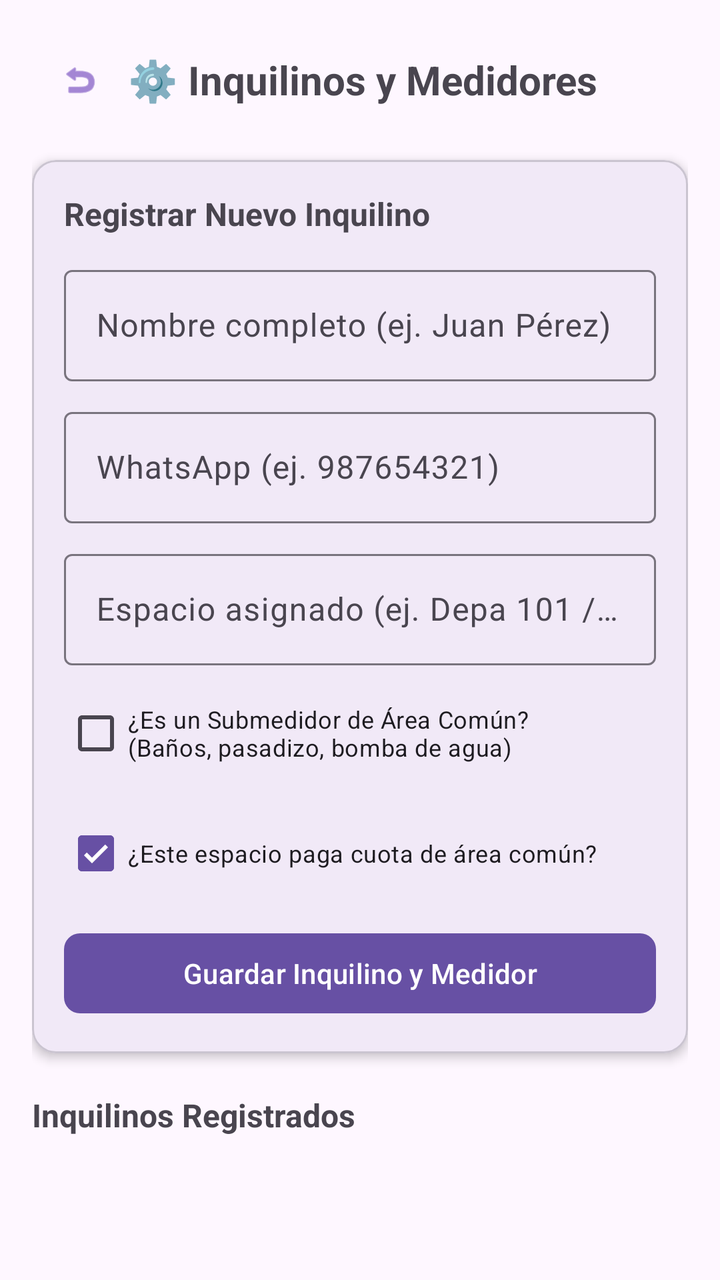
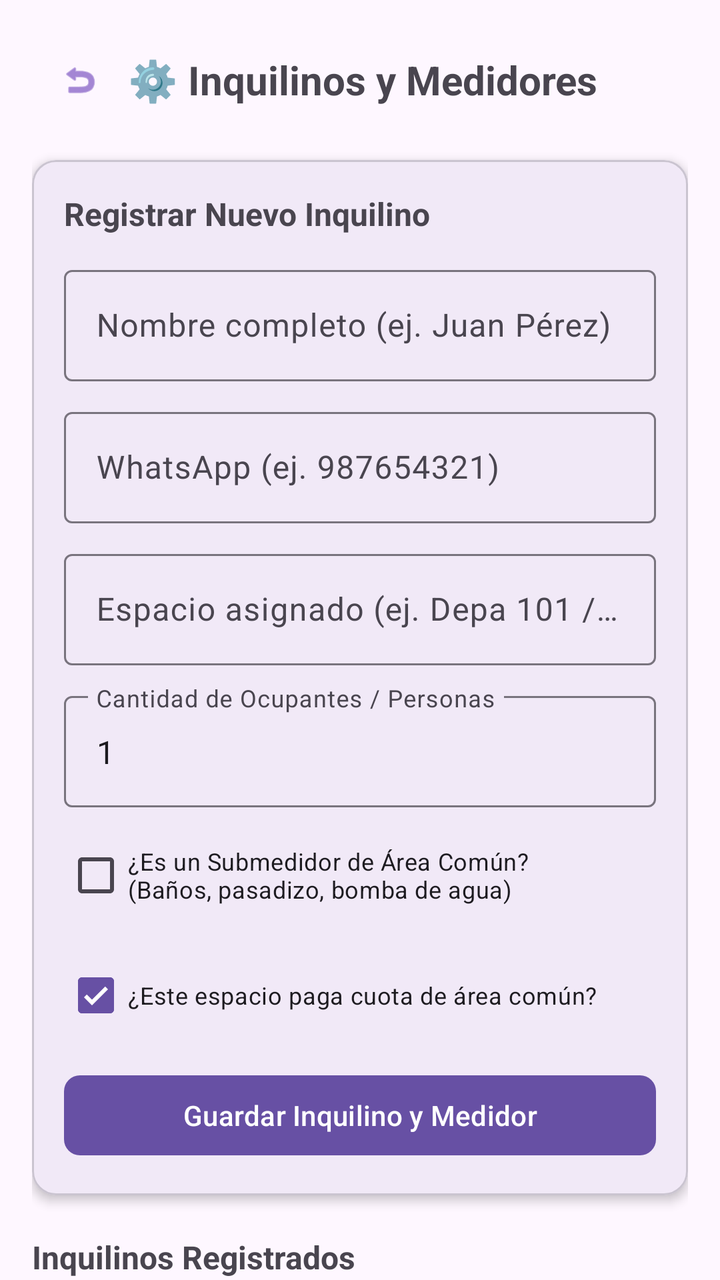

Two renders of the same Android screen: before a commit and after it. Below are the layout's source before the change and the commit's diff.
<!-- AndroidManifest.xml: application theme Theme.KiloWatt -->
<!-- res/layout/activity_configuracion.xml -->
<?xml version="1.0" encoding="utf-8"?>
<androidx.core.widget.NestedScrollView
    xmlns:android="http://schemas.android.com/apk/res/android"
    xmlns:app="http://schemas.android.com/apk/res-auto"
    android:layout_width="match_parent"
    android:layout_height="match_parent"
    android:fillViewport="true">

    <LinearLayout
        android:layout_width="match_parent"
        android:layout_height="wrap_content"
        android:orientation="vertical"
        android:padding="16dp">

        
        <LinearLayout
            android:layout_width="match_parent"
            android:layout_height="wrap_content"
            android:gravity="center_vertical"
            android:orientation="horizontal"
            android:layout_marginBottom="16dp">

            <com.google.android.material.button.MaterialButton
                android:id="@+id/btnVolver"
                style="@style/Widget.Material3.Button.IconButton"
                android:layout_width="wrap_content"
                android:layout_height="wrap_content"
                app:icon="@android:drawable/ic_menu_revert"
                app:iconTint="@color/purple_primary" />

            <TextView
                android:layout_width="0dp"
                android:layout_height="wrap_content"
                android:layout_weight="1"
                android:text="@string/title_configuracion"
                android:textSize="20sp"
                android:textStyle="bold" />
        </LinearLayout>

        
        <com.google.android.material.card.MaterialCardView
            android:layout_width="match_parent"
            android:layout_height="wrap_content"
            android:layout_marginBottom="20dp"
            app:cardCornerRadius="12dp"
            app:cardElevation="3dp">

            <LinearLayout
                android:layout_width="match_parent"
                android:layout_height="wrap_content"
                android:orientation="vertical"
                android:padding="16dp">

                <TextView
                    android:layout_width="wrap_content"
                    android:layout_height="wrap_content"
                    android:text="@string/title_registrar_inquilino"
                    android:textSize="16sp"
                    android:textStyle="bold"
                    android:layout_marginBottom="12dp" />

                <com.google.android.material.textfield.TextInputLayout
                    android:layout_width="match_parent"
                    android:layout_height="wrap_content"
                    android:hint="@string/hint_nombre_completo"
                    android:layout_marginBottom="10dp">

                    <com.google.android.material.textfield.TextInputEditText
                        android:id="@+id/etNombreInquilino"
                        android:layout_width="match_parent"
                        android:layout_height="wrap_content"
                        android:inputType="textPersonName" />
                </com.google.android.material.textfield.TextInputLayout>

                <com.google.android.material.textfield.TextInputLayout
                    android:layout_width="match_parent"
                    android:layout_height="wrap_content"
                    android:hint="@string/hint_whatsapp"
                    android:layout_marginBottom="10dp">

                    <com.google.android.material.textfield.TextInputEditText
                        android:id="@+id/etTelefonoWhatsapp"
                        android:layout_width="match_parent"
                        android:layout_height="wrap_content"
                        android:inputType="phone" />
                </com.google.android.material.textfield.TextInputLayout>

                <com.google.android.material.textfield.TextInputLayout
                    android:layout_width="match_parent"
                    android:layout_height="wrap_content"
                    android:hint="@string/hint_espacio"
                    android:layout_marginBottom="10dp">

                    <com.google.android.material.textfield.TextInputEditText
                        android:id="@+id/etNombreEspacio"
                        android:layout_width="match_parent"
                        android:layout_height="wrap_content"
                        android:inputType="text" />
                </com.google.android.material.textfield.TextInputLayout>

                <CheckBox
                    android:id="@+id/cbEsAreaComun"
                    android:layout_width="wrap_content"
                    android:layout_height="wrap_content"
                    android:text="@string/chk_es_area_comun"
                    android:textSize="12sp"
                    android:layout_marginBottom="12dp" />

                <CheckBox
                    android:id="@+id/cbPagaAreaComun"
                    android:layout_width="wrap_content"
                    android:layout_height="wrap_content"
                    android:checked="true"
                    android:text="@string/chk_paga_area_comun"
                    android:textSize="12sp"
                    android:layout_marginBottom="12dp" />

                <com.google.android.material.button.MaterialButton
                    android:id="@+id/btnGuardarInquilino"
                    android:layout_width="match_parent"
                    android:layout_height="wrap_content"
                    android:text="@string/btn_guardar_inquilino"
                    app:cornerRadius="8dp" />
            </LinearLayout>
        </com.google.android.material.card.MaterialCardView>

        
        <TextView
            android:layout_width="wrap_content"
            android:layout_height="wrap_content"
            android:text="@string/title_inquilinos_registrados"
            android:textSize="16sp"
            android:textStyle="bold"
            android:layout_marginBottom="8dp" />

        
        <androidx.recyclerview.widget.RecyclerView
            android:id="@+id/rvInquilinos"
            android:layout_width="match_parent"
            android:layout_height="wrap_content" />

    </LinearLayout>
</androidx.core.widget.NestedScrollView>
<!-- resources referenced by this layout -->
<resources>
  <color name="purple_primary">#673AB7</color>
  <string name="btn_guardar_inquilino">Guardar Inquilino y Medidor</string>
  <string name="chk_es_area_comun">¿Es un Submedidor de Área Común?\n(Baños, pasadizo, bomba de agua)</string>
  <string name="chk_paga_area_comun">¿Este espacio paga cuota de área común?</string>
  <string name="hint_espacio">Espacio asignado (ej. Depa 101 / Cuarto 2)</string>
  <string name="hint_nombre_completo">Nombre completo (ej. Juan Pérez)</string>
  <string name="hint_whatsapp">WhatsApp (ej. 987654321)</string>
  <string name="title_configuracion">⚙️ Inquilinos y Medidores</string>
  <string name="title_inquilinos_registrados">Inquilinos Registrados</string>
  <string name="title_registrar_inquilino">Registrar Nuevo Inquilino</string>
  <style name="Theme.KiloWatt" parent="Base.Theme.KiloWatt" />
  <style name="Base.Theme.KiloWatt" parent="Theme.Material3.DayNight.NoActionBar">
          
          
      </style>
</resources>

<!-- the commit's change to res/layout/activity_configuracion.xml (unified diff, before → after) -->
@@ -98,6 +98,20 @@
                         android:inputType="text" />
                 </com.google.android.material.textfield.TextInputLayout>
 
+                <com.google.android.material.textfield.TextInputLayout
+                    android:layout_width="match_parent"
+                    android:layout_height="wrap_content"
+                    android:hint="@string/hint_numero_personas"
+                    android:layout_marginBottom="10dp">
+
+                    <com.google.android.material.textfield.TextInputEditText
+                        android:id="@+id/etNumeroPersonas"
+                        android:layout_width="match_parent"
+                        android:layout_height="wrap_content"
+                        android:inputType="number"
+                        android:text="1" />
+                </com.google.android.material.textfield.TextInputLayout>
+
                 <CheckBox
                     android:id="@+id/cbEsAreaComun"
                     android:layout_width="wrap_content"
<!-- resource entries referenced after the edit -->
@@ -6,6 +6,7 @@
   <string name="chk_paga_area_comun">¿Este espacio paga cuota de área común?</string>
   <string name="hint_espacio">Espacio asignado (ej. Depa 101 / Cuarto 2)</string>
   <string name="hint_nombre_completo">Nombre completo (ej. Juan Pérez)</string>
+  <string name="hint_numero_personas">Cantidad de Ocupantes / Personas</string>
   <string name="hint_whatsapp">WhatsApp (ej. 987654321)</string>
   <string name="title_configuracion">⚙️ Inquilinos y Medidores</string>
   <string name="title_inquilinos_registrados">Inquilinos Registrados</string>
